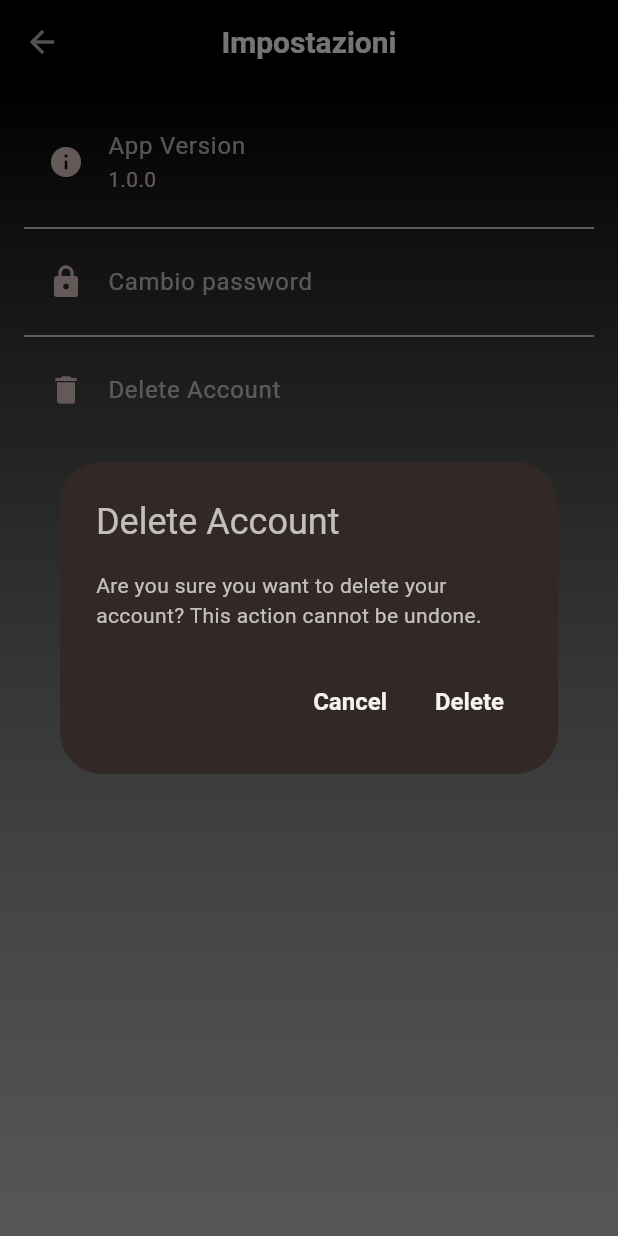
After one commit to StefanoMaisto1992/be_better_u, a Flutter app: the SettingsPage screen opened directly, after a tap on "Delete Account", on a phone screen of 412 x 824 dp. The commit adds this screen. Run offline on Flutter 3.47's test engine with Material 3 defaults, Android fonts, the phone set to English and light mode, and no system bars; our stand-ins replace cloud_firestore, firebase_auth, firebase_core, flutter_svg; accounts and stored records are empty; network calls fail; project files that could hold a hidden picture were left out.

Commit message:
- add settings page - add deletion account

```diff
--- /dev/null
+++ b/lib/screen/Settings/Settings.dart
@@ -0,0 +1,98 @@
+import 'package:flutter/material.dart';
+import 'package:be_better_u/auth.dart'; // Importa il file auth.dart per l'autenticazione
+
+class SettingsPage extends StatelessWidget {
+  const SettingsPage({super.key});
+  Future<String> _getAppVersion() async {
+    // Simulate fetching app version
+    await Future.delayed(Duration(seconds: 1));
+    return '1.0.0'; // Replace with actual app version logic
+  }
+
+  @override
+  Widget build(BuildContext context) {
+    return Scaffold(
+      appBar: AppBar(
+        title: Text('Impostazioni'),
+      ),
+      body: Container(
+        // Sfondo degradè per la pagina, simile a quello della LoginPage o del tema
+        decoration: const BoxDecoration(
+          gradient: LinearGradient(
+            colors: [Color.fromARGB(255, 0, 0, 0), Colors.white70],
+            begin: Alignment.topCenter,
+            end: Alignment.bottomCenter,
+          ),
+        ),
+        child: Padding(
+            padding: const EdgeInsets.all(16.0),
+            child: Column(
+              crossAxisAlignment: CrossAxisAlignment.start,
+              children: [
+                // App Version
+                ListTile(
+                  title: Text('App Version'),
+                  subtitle: FutureBuilder<String>(
+                    future: _getAppVersion(),
+                    builder: (context, snapshot) {
+                      if (snapshot.connectionState == ConnectionState.waiting) {
+                        return Text('Loading...');
+                      } else if (snapshot.hasError) {
+                        return Text('Error');
+                      } else {
+                        return Text(snapshot.data ?? 'Unknown');
+                      }
+                    },
+                  ),
+                  leading: Icon(Icons.info),
+                ),
+                Divider(color: Colors.white),
+
+                // Change Password
+                ListTile(
+                  title: Text('Cambio password'),
+                  leading: Icon(Icons.lock),
+                  onTap: () {
+                    // Navigate to change password screen
+                  },
+                ),
+                Divider(color: Colors.white),
+
+                // Delete Account
+                ListTile(
+                  title: Text('Delete Account'),
+                  leading: Icon(Icons.delete),
+                  onTap: () {
+                    // Show confirmation dialog for account deletion
+                    showDialog(
+                      context: context,
+                      builder: (context) => AlertDialog(
+                        title: Text('Delete Account'),
+                        content: Text(
+                            'Are you sure you want to delete your account? This action cannot be undone.'),
+                        actions: [
+                          TextButton(
+                            onPressed: () => Navigator.of(context).pop(),
+                            child: Text('Cancel'),
+                          ),
+                          TextButton(
+                            onPressed: () {
+                              // Handle account deletion
+                              Navigator.of(context).pop();
+                              Auth().signOut(); // Sign out the user
+                              Auth()
+                                  .deleteAccount(); // Call delete account method
+                            },
+                            child: Text('Delete'),
+                          ),
+                        ],
+                      ),
+                    );
+                  },
+                ),
+              ],
+            )),
+      ),
+    );
+  }
+}
```
Also changed, not shown: lib/screen/HomePage.dart (+37 -53 lines).
